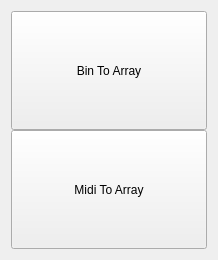
This is mainwindow.ui in bigtruck/ToolBox as Qt 5 draws it before an edit. The edited form follows.
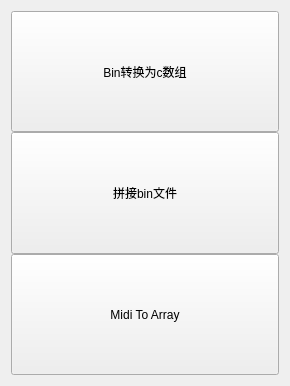
This is the edited form.

What changed in the file:
```diff
--- a/mainwindow.ui
+++ b/mainwindow.ui
@@ -9,8 +9,8 @@
    <rect>
     <x>0</x>
     <y>0</y>
-    <width>218</width>
-    <height>260</height>
+    <width>290</width>
+    <height>386</height>
    </rect>
   </property>
   <property name="sizePolicy">
@@ -30,9 +30,6 @@
   </property>
   <widget class="QWidget" name="centralWidget">
    <layout class="QGridLayout" name="gridLayout_2">
-    <property name="sizeConstraint">
-     <enum>QLayout::SetDefaultConstraint</enum>
-    </property>
     <item row="0" column="0">
      <layout class="QGridLayout" name="gridLayout">
       <property name="sizeConstraint">
@@ -44,7 +41,7 @@
       <property name="verticalSpacing">
        <number>0</number>
       </property>
-      <item row="1" column="0">
+      <item row="2" column="0">
        <widget class="QPushButton" name="pb_BinToArray">
         <property name="sizePolicy">
          <sizepolicy hsizetype="Expanding" vsizetype="Expanding">
@@ -84,7 +81,20 @@
          </size>
         </property>
         <property name="text">
-         <string>Bin To Array</string>
+         <string>Bin转换为c数组</string>
+        </property>
+       </widget>
+      </item>
+      <item row="1" column="0">
+       <widget class="QPushButton" name="pb_Splicing">
+        <property name="sizePolicy">
+         <sizepolicy hsizetype="Expanding" vsizetype="Expanding">
+          <horstretch>0</horstretch>
+          <verstretch>0</verstretch>
+         </sizepolicy>
+        </property>
+        <property name="text">
+         <string>拼接bin文件</string>
         </property>
        </widget>
       </item>
```
